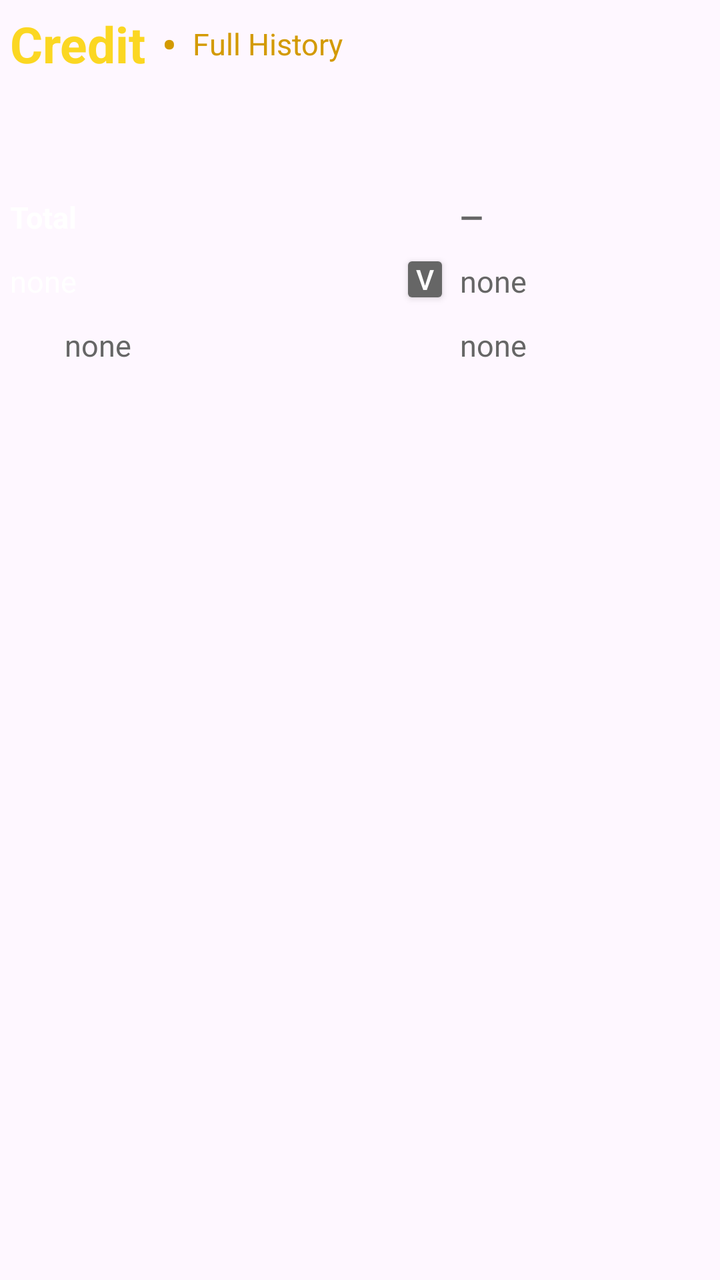
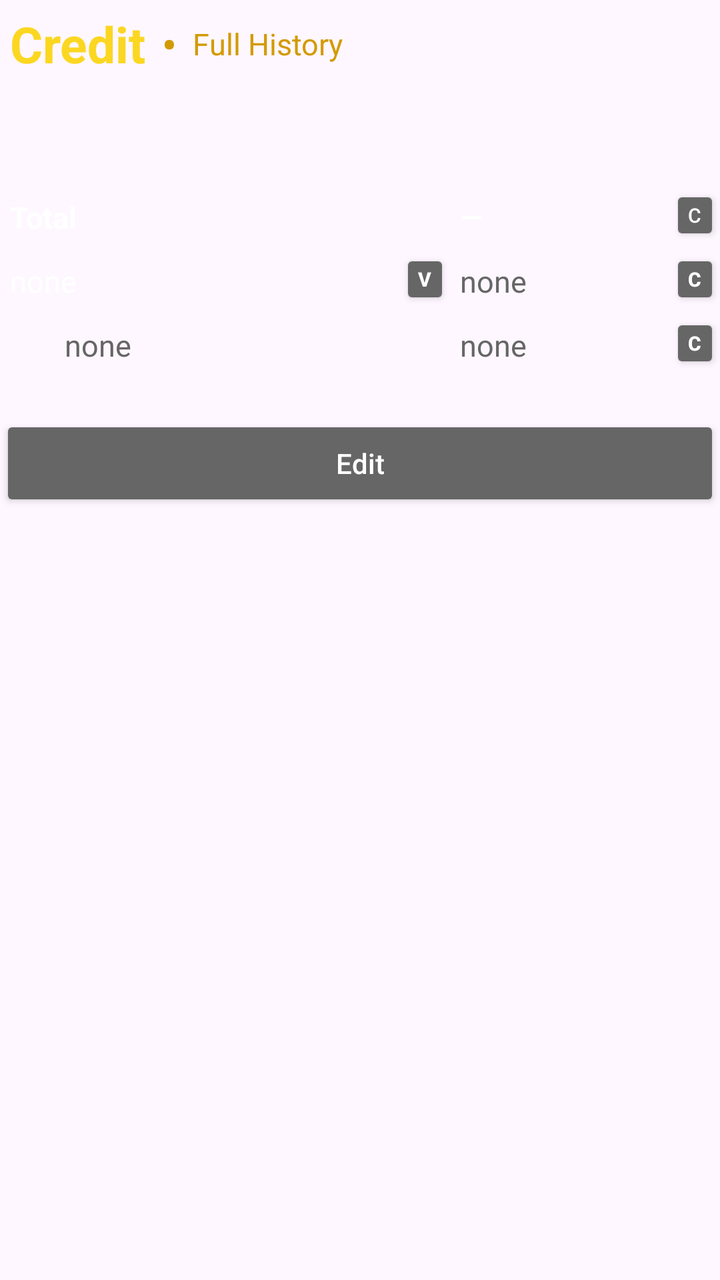

Two renders of the same Android screen: before a commit and after it. Below are the layout's source before the change and the commit's diff.
<!-- AndroidManifest.xml: application theme Theme.Money -->
<!-- res/layout/iii_credit.xml -->
<?xml version="1.0" encoding="utf-8"?>
<androidx.constraintlayout.widget.ConstraintLayout
    xmlns:android="http://schemas.android.com/apk/res/android"
    xmlns:app="http://schemas.android.com/apk/res-auto"
    android:layout_width="match_parent"
    android:layout_height="match_parent">

    
    <LinearLayout
        android:id="@+id/main_action_bar"
        android:layout_width="wrap_content"
        android:layout_height="wrap_content"
        android:gravity="center"
        android:orientation="horizontal"

        app:layout_constraintStart_toStartOf="parent"
        app:layout_constraintTop_toTopOf="parent">

        
        <TextView
            android:id="@+id/b_ab_credit"
            android:text="@string/b_ab_credit"

            android:layout_width="wrap_content"
            android:layout_height="wrap_content"

            android:padding="5dp"
            android:textStyle="bold"
            android:textSize="25sp"
            android:textColor="#fbd722"/>

        
        <TextView
            android:text="@string/ab_separator"

            android:layout_width="wrap_content"
            android:layout_height="wrap_content"

            android:padding="3dp"
            android:textStyle="bold"
            android:textSize="20sp"
            android:textColor="#d39a00"/>

        
        <TextView
            android:id="@+id/b_ab_history"
            android:text="@string/b_ab_history"

            android:layout_width="wrap_content"
            android:layout_height="wrap_content"
            android:clickable="true"
            android:focusable="true"

            android:padding="5dp"
            android:textSize="15sp"
            android:textColor="#d39a00"/>
    </LinearLayout>

    <ScrollView
        android:id="@+id/scroll_view"
        android:layout_width="0dp"
        android:layout_height="0dp"
        app:layout_constraintBottom_toBottomOf="parent"
        app:layout_constraintStart_toStartOf="parent"
        app:layout_constraintEnd_toEndOf="parent"
        android:layout_marginTop="48dp"
        app:layout_constraintTop_toBottomOf="@id/main_action_bar">

        
        <LinearLayout
            android:layout_width="match_parent"
            android:layout_height="wrap_content"
            android:orientation="vertical">

            
            <LinearLayout
                android:layout_width="match_parent"
                android:layout_height="wrap_content"
                android:orientation="horizontal"
                android:baselineAligned="false">

                
                <LinearLayout
                    android:id="@+id/enter_bar"
                    android:layout_width="0dp"
                    android:layout_weight="1.25"
                    android:layout_height="wrap_content"

                    android:orientation="vertical">

                    <LinearLayout
                        android:layout_width="match_parent"
                        android:layout_height="wrap_content"
                        android:gravity="center_vertical"
                        android:orientation="horizontal"/>

                    <LinearLayout
                        android:layout_width="match_parent"
                        android:layout_height="wrap_content"
                        android:gravity="center_vertical"
                        android:orientation="horizontal">

                        <TextView
                            android:layout_width="0dp"
                            android:layout_height="wrap_content"
                            android:layout_weight="1"
                            android:padding="5dp"
                            android:text="@string/cr_d_total"
                            android:textColor="#FFFFFF"
                            android:textSize="15sp"
                            android:textStyle="bold"/>

                    </LinearLayout>

                    <LinearLayout
                        android:id="@+id/p2"
                        android:layout_width="match_parent"
                        android:layout_height="wrap_content"
                        android:gravity="center_vertical"
                        android:orientation="horizontal">

                        <TextView
                            android:layout_width="0dp"
                            android:layout_height="wrap_content"
                            android:layout_weight="1"
                            android:padding="5dp"
                            android:text="@string/cr_d_name"
                            android:textColor="#FFFFFF"
                            android:textSize="15sp" />

                        <androidx.appcompat.widget.AppCompatButton
                            android:id="@+id/cr_b_name"
                            android:layout_width="25dp"
                            android:layout_height="30dp"
                            android:backgroundTint="#666666"
                            android:text="@string/cr_b_name"
                            android:textColor="#FFFFFF"
                            android:padding="0dp"/>
                    </LinearLayout>

                    <TextView
                        android:layout_width="match_parent"
                        android:layout_height="wrap_content"
                        android:padding="5dp"
                        android:text="@string/cr_d_date"
                        android:textColor="#666666"
                        android:textSize="15sp" />

                </LinearLayout>

                
                <LinearLayout
                    android:id="@+id/input_bar"
                    android:layout_width="0dp"
                    android:layout_height="wrap_content"
                    android:layout_weight="0.75"
                    android:orientation="vertical">

                    <EditText
                        android:id="@+id/cr_s_total"
                        android:hint="@string/cr_s_total"

                        android:textColorHint="#666666"
                        android:textColor="#FFFFFF"
                        android:layout_width="match_parent"
                        android:layout_height="wrap_content"
                        android:padding="5dp"
                        android:textSize="15sp"
                        android:background="@null"
                        android:importantForAutofill="no"
                        android:inputType="numberDecimal"
                        android:textStyle="bold"/>

                    <EditText
                        android:id="@+id/cr_s_name"
                        android:hint="@string/cr_s_name"

                        android:textColorHint="#666666"
                        android:textColor="#666666"
                        android:layout_width="match_parent"
                        android:layout_height="wrap_content"
                        android:padding="5dp"
                        android:textSize="15sp"
                        android:background="@null"
                        android:importantForAutofill="no"
                        android:inputType="text"/>

                    <EditText
                        android:id="@+id/cr_s_date"
                        android:hint="@string/cr_s_date"

                        android:textColorHint="#666666"
                        android:textColor="#FFFFFF"
                        android:layout_width="match_parent"
                        android:layout_height="wrap_content"
                        android:padding="5dp"
                        android:textSize="15sp"
                        android:background="@null"
                        android:importantForAutofill="no"
                        android:inputType="numberDecimal"/>
                </LinearLayout>
            </LinearLayout>
        </LinearLayout>
    </ScrollView>
</androidx.constraintlayout.widget.ConstraintLayout>
<!-- resources referenced by this layout -->
<resources>
  <string name="ab_separator">    •</string>
  <string name="b_ab_credit">     Credit</string>
  <string name="b_ab_history">    Full History</string>
  <string name="cr_b_name">      v</string>
  <string name="cr_d_date">      ㅤㅤnone</string>
  <string name="cr_d_name">      noneㅤㅤ</string>
  <string name="cr_d_total">     Totalㅤㅤ</string>
  <string name="cr_s_date">      noneㅤㅤ</string>
  <string name="cr_s_name">      noneㅤㅤ</string>
  <string name="cr_s_total">     —ㅤㅤ</string>
  <style name="Theme.Money" parent="Theme.Material3.DayNight.NoActionBar">
          
          <item name="colorPrimary">@color/purple_500</item>
          <item name="colorPrimaryVariant">@color/purple_700</item>
          <item name="colorOnPrimary">@color/white</item>
          
          <item name="colorSecondary">@color/teal_200</item>
          <item name="colorSecondaryVariant">@color/teal_700</item>
          <item name="colorOnSecondary">@color/black</item>
          
          <item name="android:statusBarColor">?attr/colorPrimaryVariant</item>
          
      </style>
  <color name="purple_500">#d39a00</color>
  <color name="purple_700">#d39a00</color>
  <color name="white">#FFFFFFFF</color>
  <color name="teal_200">#fbd722</color>
  <color name="teal_700">#fbd722</color>
  <color name="black">#FF000000</color>
</resources>

<!-- the commit's change to res/layout/iii_credit.xml (unified diff, before → after) -->
@@ -59,11 +59,11 @@
     <ScrollView
         android:id="@+id/scroll_view"
         android:layout_width="0dp"
-        android:layout_height="0dp"
-        app:layout_constraintBottom_toBottomOf="parent"
+        android:layout_height="wrap_content"
+        android:layout_marginTop="48dp"
+
         app:layout_constraintStart_toStartOf="parent"
         app:layout_constraintEnd_toEndOf="parent"
-        android:layout_marginTop="48dp"
         app:layout_constraintTop_toBottomOf="@id/main_action_bar">
 
         
@@ -76,15 +76,15 @@
             <LinearLayout
                 android:layout_width="match_parent"
                 android:layout_height="wrap_content"
-                android:orientation="horizontal"
-                android:baselineAligned="false">
+                android:baselineAligned="false"
+                android:orientation="horizontal">
 
                 
                 <LinearLayout
                     android:id="@+id/enter_bar"
                     android:layout_width="0dp"
+                    android:layout_height="wrap_content"
                     android:layout_weight="1.25"
-                    android:layout_height="wrap_content"
 
                     android:orientation="vertical">
 
@@ -92,7 +92,7 @@
                         android:layout_width="match_parent"
                         android:layout_height="wrap_content"
                         android:gravity="center_vertical"
-                        android:orientation="horizontal"/>
+                        android:orientation="horizontal" />
 
                     <LinearLayout
                         android:layout_width="match_parent"
@@ -108,7 +108,7 @@
                             android:text="@string/cr_d_total"
                             android:textColor="#FFFFFF"
                             android:textSize="15sp"
-                            android:textStyle="bold"/>
+                            android:textStyle="bold" />
 
                     </LinearLayout>
 
@@ -133,9 +133,11 @@
                             android:layout_width="25dp"
                             android:layout_height="30dp"
                             android:backgroundTint="#666666"
+                            android:padding="0dp"
                             android:text="@string/cr_b_name"
                             android:textColor="#FFFFFF"
-                            android:padding="0dp"/>
+                            android:textSize="10sp"
+                            android:textStyle="bold" />
                     </LinearLayout>
 
                     <TextView
@@ -156,50 +158,138 @@
                     android:layout_weight="0.75"
                     android:orientation="vertical">
 
-                    <EditText
-                        android:id="@+id/cr_s_total"
-                        android:hint="@string/cr_s_total"
-
-                        android:textColorHint="#666666"
-                        android:textColor="#FFFFFF"
-                        android:layout_width="match_parent"
-                        android:layout_height="wrap_content"
-                        android:padding="5dp"
-                        android:textSize="15sp"
-                        android:background="@null"
-                        android:importantForAutofill="no"
-                        android:inputType="numberDecimal"
-                        android:textStyle="bold"/>
-
-                    <EditText
-                        android:id="@+id/cr_s_name"
-                        android:hint="@string/cr_s_name"
-
-                        android:textColorHint="#666666"
-                        android:textColor="#666666"
-                        android:layout_width="match_parent"
-                        android:layout_height="wrap_content"
-                        android:padding="5dp"
-                        android:textSize="15sp"
-                        android:background="@null"
-                        android:importantForAutofill="no"
-                        android:inputType="text"/>
-
-                    <EditText
-                        android:id="@+id/cr_s_date"
-                        android:hint="@string/cr_s_date"
-
-                        android:textColorHint="#666666"
-                        android:textColor="#FFFFFF"
-                        android:layout_width="match_parent"
-                        android:layout_height="wrap_content"
-                        android:padding="5dp"
-                        android:textSize="15sp"
-                        android:background="@null"
-                        android:importantForAutofill="no"
-                        android:inputType="numberDecimal"/>
+                    <LinearLayout
+                        android:id="@+id/total"
+                        android:layout_width="match_parent"
+                        android:layout_height="wrap_content"
+                        android:gravity="center_vertical"
+                        android:orientation="horizontal">
+
+                        <TextView
+                            android:id="@+id/cr_s_total"
+                            android:layout_width="0dp"
+                            android:layout_height="wrap_content"
+                            android:layout_weight="1"
+                            android:background="@null"
+                            android:hint="@string/cr_s_total"
+                            android:importantForAutofill="no"
+
+                            android:inputType="numberDecimal"
+                            android:padding="5dp"
+
+                            android:text="@string/cr_s_total"
+                            android:textColor="#FFFFFF"
+                            android:textColorHint="#666666"
+                            android:textSize="15sp"
+                            android:textStyle="bold" />
+
+                        <androidx.appcompat.widget.AppCompatButton
+                            android:id="@+id/cr_s_b_total"
+                            android:layout_width="25dp"
+                            android:layout_height="30dp"
+                            android:backgroundTint="#666666"
+                            android:padding="0dp"
+                            android:text="@string/cr_s_b_total"
+                            android:textAllCaps="false"
+                            android:textColor="#FFFFFF"
+                            android:textSize="10sp" />
+                    </LinearLayout>
+
+                    <LinearLayout
+                        android:id="@+id/name"
+                        android:layout_width="match_parent"
+                        android:layout_height="wrap_content"
+                        android:gravity="center_vertical"
+                        android:orientation="horizontal">
+
+                        <EditText
+                            android:id="@+id/cr_s_name"
+                            android:layout_width="match_parent"
+
+                            android:layout_height="wrap_content"
+                            android:layout_weight="1"
+                            android:background="@null"
+                            android:hint="@string/cr_s_name"
+                            android:importantForAutofill="no"
+                            android:inputType="text"
+                            android:padding="5dp"
+                            android:textColor="#666666"
+                            android:textColorHint="#666666"
+                            android:textSize="15sp" />
+
+                        <androidx.appcompat.widget.AppCompatButton
+                            android:id="@+id/cr_s_b_name"
+                            android:layout_width="25dp"
+                            android:layout_height="30dp"
+                            android:backgroundTint="#666666"
+                            android:padding="0dp"
+                            android:text="@string/cr_s_b_name"
+                            android:textAllCaps="false"
+                            android:textColor="#FFFFFF"
+                            android:textSize="10sp"
+                            android:textStyle="bold" />
+                    </LinearLayout>
+
+                    <LinearLayout
+                        android:id="@+id/date"
+                        android:layout_width="match_parent"
+                        android:layout_height="wrap_content"
+                        android:gravity="center_vertical"
+                        android:orientation="horizontal">
+
+                        <EditText
+                            android:id="@+id/cr_s_date"
+                            android:layout_width="match_parent"
+
+                            android:layout_height="wrap_content"
+                            android:layout_weight="1"
+                            android:background="@null"
+                            android:hint="@string/cr_s_date"
+                            android:importantForAutofill="no"
+                            android:inputType="text"
+                            android:padding="5dp"
+                            android:textColor="#666666"
+                            android:textColorHint="#666666"
+                            android:textSize="15sp" />
+
+                        <androidx.appcompat.widget.AppCompatButton
+                            android:id="@+id/cr_s_b_date"
+                            android:layout_width="25dp"
+                            android:layout_height="30dp"
+                            android:backgroundTint="#666666"
+                            android:padding="0dp"
+                            android:text="@string/cr_s_b_date"
+                            android:textAllCaps="false"
+                            android:textColor="#FFFFFF"
+                            android:textSize="10sp"
+                            android:textStyle="bold" />
+                    </LinearLayout>
                 </LinearLayout>
             </LinearLayout>
         </LinearLayout>
     </ScrollView>
+
+    
+    <LinearLayout
+        android:id="@+id/button_bar"
+        android:layout_marginTop="20dp"
+        android:orientation="horizontal"
+
+        app:layout_constraintStart_toStartOf="parent"
+        app:layout_constraintEnd_toEndOf="parent"
+        app:layout_constraintTop_toBottomOf="@id/scroll_view"
+        android:layout_width="0dp"
+        android:layout_height="wrap_content"
+        android:gravity="center">
+
+        <androidx.appcompat.widget.AppCompatButton
+            android:id="@+id/cr_b_edit"
+            android:backgroundTint="#666666"
+            android:text="@string/cr_b_edit"
+            android:textAllCaps="false"
+            android:textColor="#FFFFFF"
+            android:layout_width="match_parent"
+            android:layout_height="wrap_content"/>
+
+    </LinearLayout>
 </androidx.constraintlayout.widget.ConstraintLayout>
<!-- resource entries referenced after the edit -->
@@ -3,13 +3,17 @@
   <string name="ab_separator">    •</string>
   <string name="b_ab_credit">     Credit</string>
   <string name="b_ab_history">    Full History</string>
-  <string name="cr_b_name">      v</string>
-  <string name="cr_d_date">      ㅤㅤnone</string>
-  <string name="cr_d_name">      noneㅤㅤ</string>
-  <string name="cr_d_total">     Totalㅤㅤ</string>
-  <string name="cr_s_date">      noneㅤㅤ</string>
-  <string name="cr_s_name">      noneㅤㅤ</string>
-  <string name="cr_s_total">     —ㅤㅤ</string>
+  <string name="cr_b_edit">       Edit</string>
+  <string name="cr_b_name">       v</string>
+  <string name="cr_d_date">       ㅤㅤnone</string>
+  <string name="cr_d_name">       noneㅤㅤ</string>
+  <string name="cr_d_total">      Totalㅤㅤ</string>
+  <string name="cr_s_b_date">     C</string>
+  <string name="cr_s_b_name">     C</string>
+  <string name="cr_s_b_total">    C</string>
+  <string name="cr_s_date">       noneㅤㅤ</string>
+  <string name="cr_s_name">       noneㅤㅤ</string>
+  <string name="cr_s_total">      —ㅤㅤ</string>
   <style name="Theme.Money" parent="Theme.Material3.DayNight.NoActionBar">
           
           <item name="colorPrimary">@color/purple_500</item>
